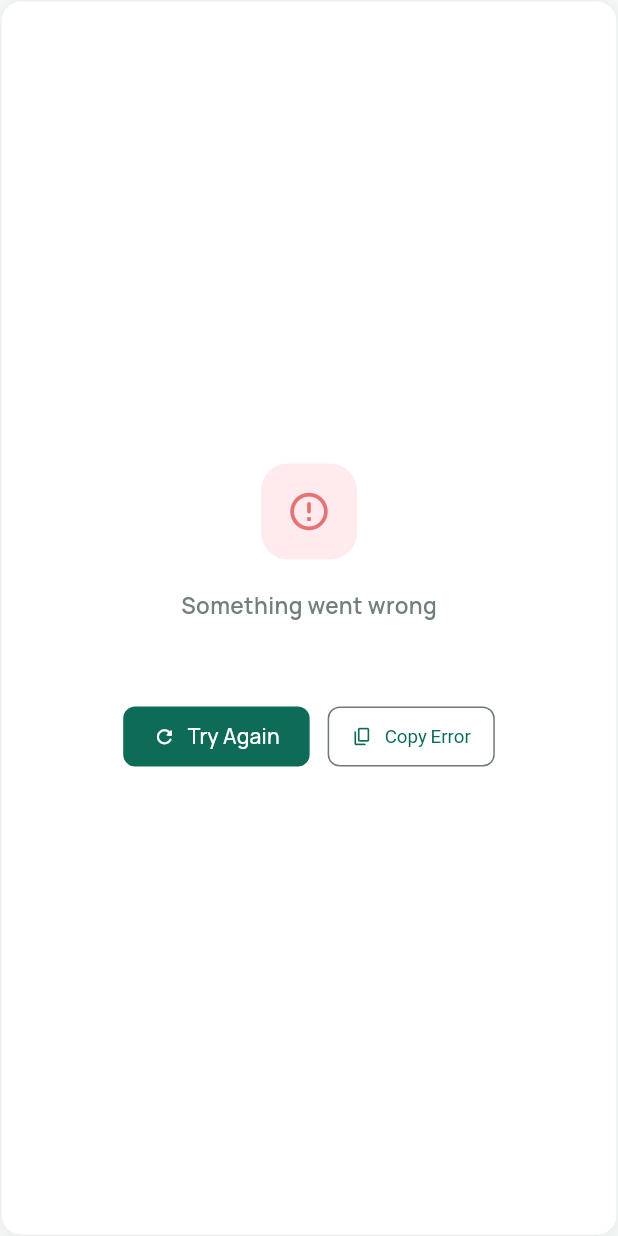
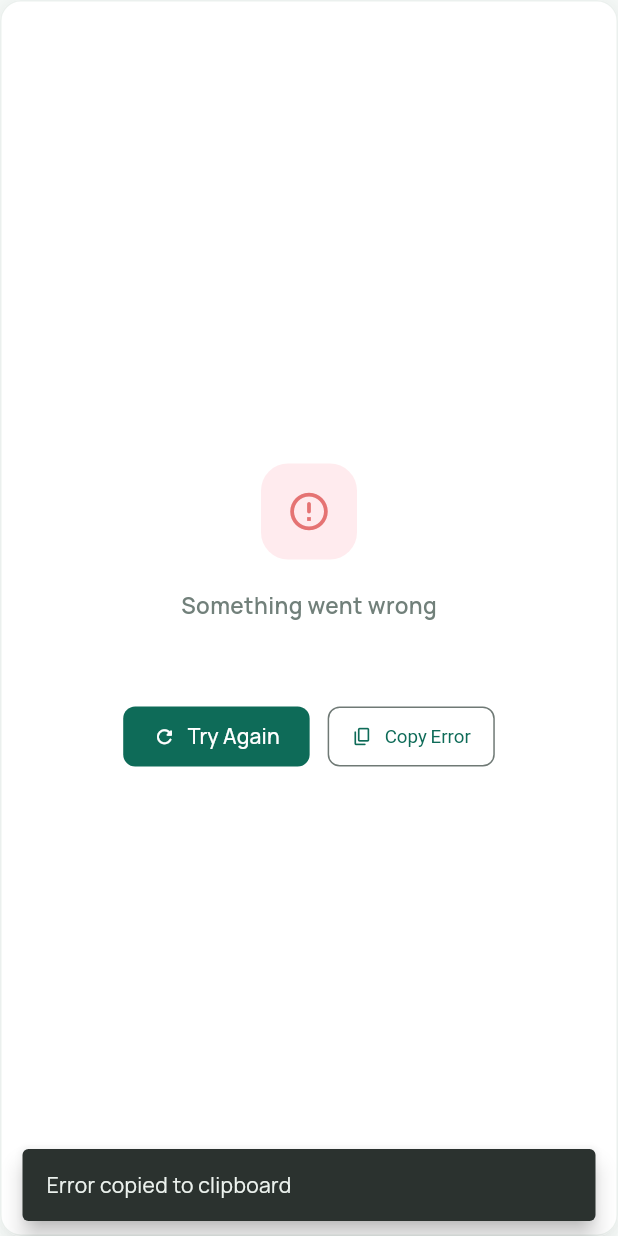
Before and after one commit to Bra-ger12/TIBASAFARI, a Flutter app: the _ErrorCard widget shown alone on an empty page, opened directly with empty values, after a tap on "Copy Error", on a phone screen of 412 x 824 dp. Run offline on Flutter 3.47's test engine with Material 3 defaults, Android fonts, the phone set to English and light mode, and no system bars; our stand-ins replace flutter_secure_storage, geocoding, geolocator, google_fonts, google_maps_flutter, google_sign_in and 4 more; missing offline and left inert: dart:html; accounts and stored records are empty.

Commit message:
Wire up the dashboard error card's Copy Error button
The button had a TODO comment and no onPressed body — clicking it did
nothing. Wired it to Clipboard.setData with a confirmation SnackBar.

```diff
--- a/admin_web/lib/screens/dashboard_screen.dart
+++ b/admin_web/lib/screens/dashboard_screen.dart
@@ -2,6 +2,7 @@ import 'dart:async';
 import 'dart:math' as math;
 
 import 'package:flutter/material.dart';
+import 'package:flutter/services.dart';
 
 import '../models/models.dart';
 import '../services/api_service.dart';
@@ -1298,8 +1299,15 @@ class _ErrorCard extends StatelessWidget {
                   ),
                   const SizedBox(width: 12),
                   OutlinedButton.icon(
-                    onPressed: () {
-                      // TODO: hook up clipboard — Clipboard.setData(ClipboardData(text: message));
+                    onPressed: () async {
+                      await Clipboard.setData(ClipboardData(text: message));
+                      if (!context.mounted) return;
+                      ScaffoldMessenger.of(context).showSnackBar(
+                        const SnackBar(
+                          content: Text('Error copied to clipboard'),
+                          behavior: SnackBarBehavior.floating,
+                        ),
+                      );
                     },
                     icon: const Icon(Icons.copy_rounded, size: 14),
                     label: const Text('Copy Error'),
```
